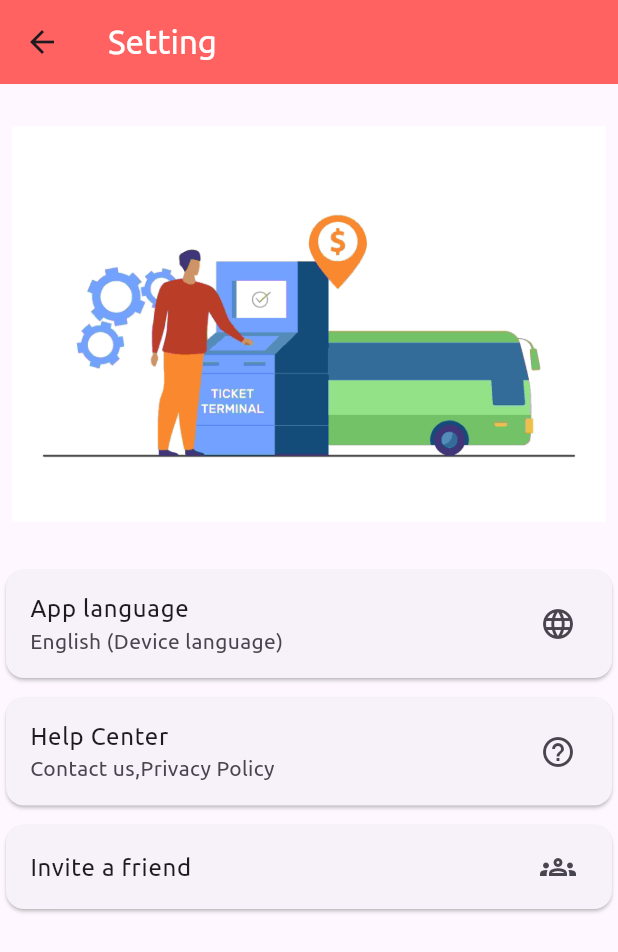
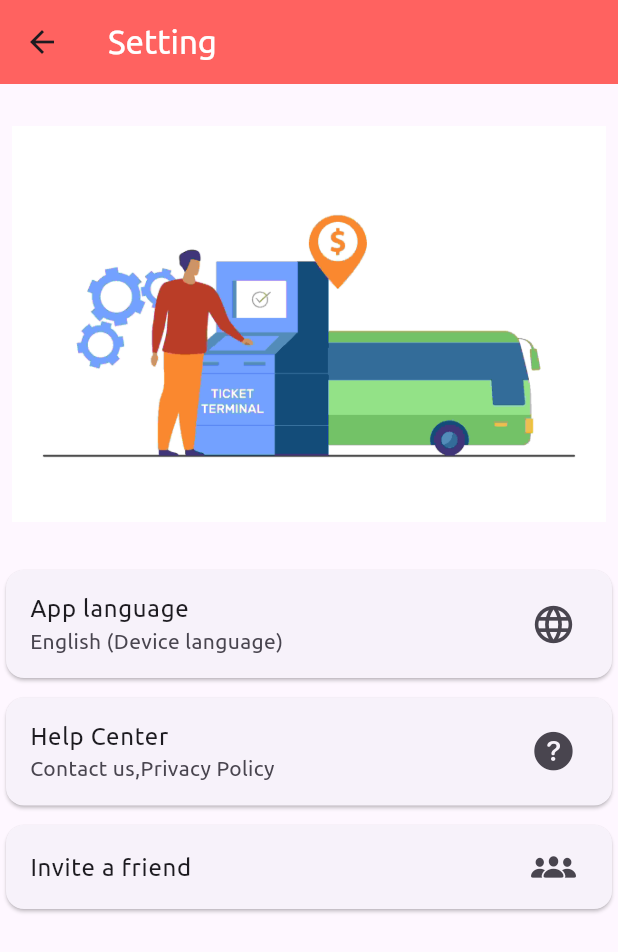
Before and after one commit to rajdalal1109/Final_Project, a Flutter app: the Setting screen opened directly, on a phone screen of 412 x 824 dp. Shown: the top 952 px of the screen. Run offline on Flutter 3.47's test engine with Material 3 defaults, Android fonts, the phone set to English and light mode, and no system bars; our stand-ins replace image_picker, lottie, shared_preferences; accounts and stored records are empty; network calls fail.

Commit message:
6/3/24 10:01

```diff
--- a/lib/UI/setting.dart
+++ b/lib/UI/setting.dart
@@ -35,7 +35,7 @@ class _SettingState extends State<Setting> {
               child: ListTile(
                 title: Text("App language"),
                 subtitle: Text("English\t(Device language)"),
-                trailing: Icon(Icons.language_outlined),
+                trailing: Icon(Icons.language_outlined,size: 30),
               ),
             ),
             const SizedBox(height: 5,),
@@ -43,14 +43,14 @@ class _SettingState extends State<Setting> {
               child: ListTile(
                 title: Text("Help Center"),
                 subtitle: Text("Contact us,Privacy Policy"),
-                trailing: Icon(Icons.help_outline_outlined),
+                trailing: Icon(CupertinoIcons.question_circle_fill,size: 30),
               ),
             ),
             const SizedBox(height: 5,),
             Card(
               child: ListTile(
                 title: Text("Invite a friend"),
-                trailing: Icon(Icons.groups_outlined),
+                trailing: Icon(CupertinoIcons.person_3_fill,size: 30),
               ),
             ),
           ],
```
